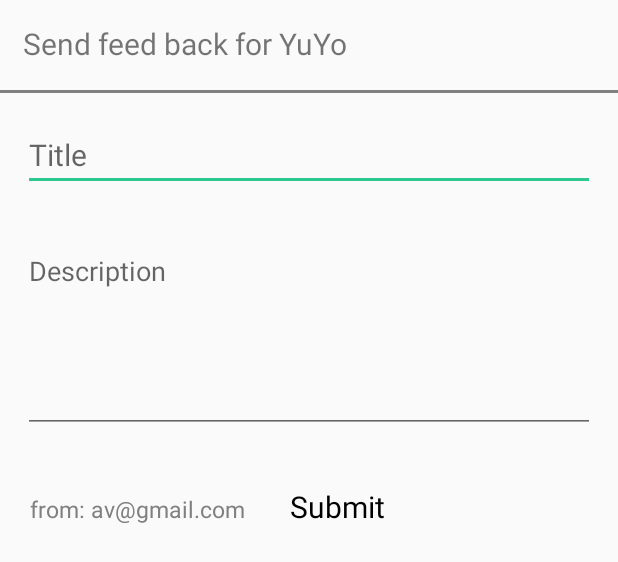
After one commit to vovanluan/PTUDDD_Assignment2, an Android app: the layout feedback.xml on its own in the app's theme, with its tools: preview values and no code run, on a phone screen of 412 x 824 dp. The commit adds this screen. Shown: the top 562 px of the screen. Run offline under Robolectric (Android 15) with nearby library versions, the phone set to English and light mode, and no system bars.

Commit message:
Add feedback feature

```diff
--- a/app/src/main/java/com/example/luan/activity/InformationActivity.java
+++ b/app/src/main/java/com/example/luan/activity/InformationActivity.java
@@ -67,10 +67,10 @@ public class InformationActivity extends AppCompatActivity {
         setSupportActionBar(toolBar);
 
         // Get a support ActionBar corresponding to this toolbar
-        ActionBar ab = getSupportActionBar();
+        //ActionBar ab = getSupportActionBar();
 
         // Enable the Up button
-        ab.setDisplayHomeAsUpEnabled(true);
+        //ab.setDisplayHomeAsUpEnabled(true);
 
         update.setOnClickListener(new View.OnClickListener() {
             @Override
--- /dev/null
+++ b/app/src/main/res/layout/feedback.xml
@@ -0,0 +1,64 @@
+<?xml version="1.0" encoding="utf-8"?>
+<LinearLayout xmlns:android="http://schemas.android.com/apk/res/android"
+    android:orientation="vertical" android:layout_width="match_parent"
+    android:layout_height="match_parent">
+    <TextView
+        android:layout_width="match_parent"
+        android:layout_height="wrap_content"
+        android:text = "Send feed back for YuYo"
+        android:textSize="20dp"
+        android:layout_margin="@dimen/feedback_margin"/>
+    <View
+        android:layout_width="match_parent"
+        android:layout_height="2dp"
+        android:background="@color/gray"
+        android:layout_marginTop="2dp"
+        android:layout_marginBottom="2dp"/>
+    <EditText
+        android:layout_width="match_parent"
+        android:layout_height="wrap_content"
+        android:hint="Title"
+        android:id="@+id/title"
+        android:textSize="20dp"
+        android:layout_margin="@dimen/feedback_margin"/>
+    <EditText
+        android:layout_width="match_parent"
+        android:layout_height="wrap_content"
+        android:layout_margin="@dimen/feedback_margin"
+        android:textSize="18dp"
+        android:id="@+id/description"
+        android:hint="Description"
+        android:lines="5"
+        android:gravity="top"/>
+
+    <LinearLayout
+        android:layout_width="match_parent"
+        android:layout_height="wrap_content"
+        android:orientation="horizontal"
+        android:layout_marginTop="20dp"
+        android:layout_marginLeft="20dp">
+        <TextView
+            android:layout_width="wrap_content"
+            android:layout_height="wrap_content"
+            android:text="from: "
+            android:textSize="15dp"
+            android:textColor="@color/gray"/>
+        <TextView
+            android:layout_width="wrap_content"
+            android:layout_height="wrap_content"
+            android:id="@+id/email"
+            android:textSize="15dp"
+            android:text="av@gmail.com"
+            android:textColor="@color/gray"/>
+        <TextView
+            android:layout_width="wrap_content"
+            android:layout_height="wrap_content"
+            android:text="Submit"
+            android:id="@+id/submit"
+            android:textSize="20dp"
+            android:layout_marginLeft="30dp"
+            android:textColor="@color/black"
+            android:onClick="onClick"
+            android:clickable="true"/>
+    </LinearLayout>
+</LinearLayout>
--- a/app/src/main/res/values/colors.xml
+++ b/app/src/main/res/values/colors.xml
@@ -1,8 +1,8 @@
 <?xml version="1.0" encoding="utf-8"?>
 <resources>
-    <color name="colorPrimary">#03A9F4</color>
-    <color name="colorPrimaryDark">#125688</color>
-    <color name="colorAccent">#c8e8ff</color>
+    <color name="colorPrimary">#2E4A66</color>
+    <color name="colorPrimaryDark">#34495E</color>
+    <color name="colorAccent">#2CC88F</color>
     <color name="textColorPrimary">#FFFFFF</color>
     <color name="windowBackground">#FFFFFF</color>
     <color name="navigationBarColor">#000000</color>
```
Also changed, not shown: app/src/main/java/Fragment/FeedbackDialogFragment.java (added, +157 -0 lines), app/src/main/java/com/example/luan/activity/HomeActivity.java (+2 -38 lines), app/src/main/java/entity/Feedback.java (added, +34 -0 lines).
